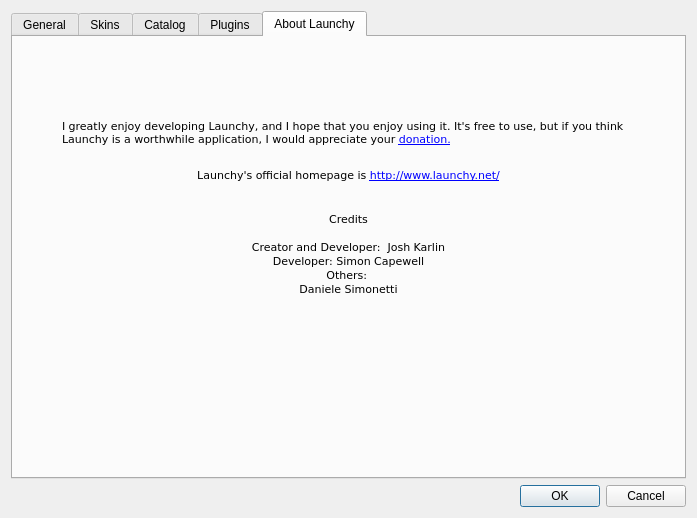
The window that trunk/Launchy_QT/src/options.ui (shirosaki/Launchy) describes before a commit, drawn with Qt 5.
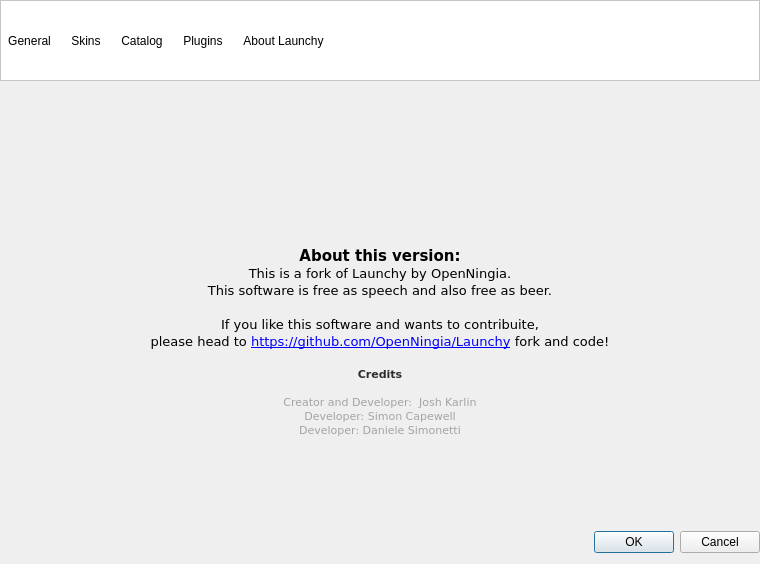
The same window after the commit. The open tabs and pages were chosen to show the change. Icons and pictures are not drawn. Custom widgets are drawn as their Qt base class.

Commit message:
rebranding launchy
also ported to vs2008
included vs2008 redist in setup
italian translation

What changed in the file:
```diff
--- a/trunk/Launchy_QT/src/options.ui
+++ b/trunk/Launchy_QT/src/options.ui
@@ -10,23 +10,222 @@
    <rect>
     <x>0</x>
     <y>0</y>
-    <width>678</width>
-    <height>500</height>
+    <width>760</width>
+    <height>506</height>
    </rect>
   </property>
   <property name="windowTitle">
    <string>Launchy options</string>
   </property>
-  <layout class="QVBoxLayout">
+  <layout class="QVBoxLayout" name="verticalLayout_2">
+   <property name="leftMargin">
+    <number>0</number>
+   </property>
+   <property name="topMargin">
+    <number>0</number>
+   </property>
+   <property name="rightMargin">
+    <number>0</number>
+   </property>
    <item>
-    <widget class="QTabWidget" name="tabWidget">
+    <widget class="QFrame" name="topFrame">
+     <property name="minimumSize">
+      <size>
+       <width>0</width>
+       <height>81</height>
+      </size>
+     </property>
+     <property name="maximumSize">
+      <size>
+       <width>16777215</width>
+       <height>81</height>
+      </size>
+     </property>
+     <property name="autoFillBackground">
+      <bool>false</bool>
+     </property>
+     <property name="styleSheet">
+      <string notr="true">QFrame {
+	background: white;
+}</string>
+     </property>
+     <property name="frameShape">
+      <enum>QFrame::StyledPanel</enum>
+     </property>
+     <property name="frameShadow">
+      <enum>QFrame::Plain</enum>
+     </property>
+     <layout class="QHBoxLayout" name="horizontalLayout_3">
+      <property name="margin">
+       <number>0</number>
+      </property>
+      <item>
+       <widget class="QToolButton" name="btGen">
+        <property name="sizePolicy">
+         <sizepolicy hsizetype="Minimum" vsizetype="Expanding">
+          <horstretch>0</horstretch>
+          <verstretch>0</verstretch>
+         </sizepolicy>
+        </property>
+        <property name="text">
+         <string>General</string>
+        </property>
+        <property name="icon">
+         <iconset resource="launchy.qrc">
+          <normaloff>:/settings/Resources/general.png</normaloff>:/settings/Resources/general.png</iconset>
+        </property>
+        <property name="iconSize">
+         <size>
+          <width>48</width>
+          <height>48</height>
+         </size>
+        </property>
+        <property name="toolButtonStyle">
+         <enum>Qt::ToolButtonTextUnderIcon</enum>
+        </property>
+        <property name="autoRaise">
+         <bool>true</bool>
+        </property>
+       </widget>
+      </item>
+      <item>
+       <widget class="QToolButton" name="btSkins">
+        <property name="sizePolicy">
+         <sizepolicy hsizetype="Minimum" vsizetype="Expanding">
+          <horstretch>0</horstretch>
+          <verstretch>0</verstretch>
+         </sizepolicy>
+        </property>
+        <property name="text">
+         <string>Skins</string>
+        </property>
+        <property name="icon">
+         <iconset resource="launchy.qrc">
+          <normaloff>:/settings/Resources/skins.png</normaloff>:/settings/Resources/skins.png</iconset>
+        </property>
+        <property name="iconSize">
+         <size>
+          <width>48</width>
+          <height>48</height>
+         </size>
+        </property>
+        <property name="toolButtonStyle">
+         <enum>Qt::ToolButtonTextUnderIcon</enum>
+        </property>
+        <property name="autoRaise">
+         <bool>true</bool>
+        </property>
+       </widget>
+      </item>
+      <item>
+       <widget class="QToolButton" name="btCatalog">
+        <property name="sizePolicy">
+         <sizepolicy hsizetype="Minimum" vsizetype="Expanding">
+          <horstretch>0</horstretch>
+          <verstretch>0</verstretch>
+         </sizepolicy>
+        </property>
+        <property name="text">
+         <string>Catalog</string>
+        </property>
+        <property name="icon">
+         <iconset resource="launchy.qrc">
+          <normaloff>:/settings/Resources/catalog.png</normaloff>:/settings/Resources/catalog.png</iconset>
+        </property>
+        <property name="iconSize">
+         <size>
+          <width>48</width>
+          <height>48</height>
+         </size>
+        </property>
+        <property name="toolButtonStyle">
+         <enum>Qt::ToolButtonTextUnderIcon</enum>
+        </property>
+        <property name="autoRaise">
+         <bool>true</bool>
+        </property>
+       </widget>
+      </item>
+      <item>
+       <widget class="QToolButton" name="btPlugins">
+        <property name="sizePolicy">
+         <sizepolicy hsizetype="Minimum" vsizetype="Expanding">
+          <horstretch>0</horstretch>
+          <verstretch>0</verstretch>
+         </sizepolicy>
+        </property>
+        <property name="text">
+         <string>Plugins</string>
+        </property>
+        <property name="icon">
+         <iconset resource="launchy.qrc">
+          <normaloff>:/settings/Resources/plugins2.png</normaloff>:/settings/Resources/plugins2.png</iconset>
+        </property>
+        <property name="iconSize">
+         <size>
+          <width>48</width>
+          <height>48</height>
+         </size>
+        </property>
+        <property name="toolButtonStyle">
+         <enum>Qt::ToolButtonTextUnderIcon</enum>
+        </property>
+        <property name="autoRaise">
+         <bool>true</bool>
+        </property>
+       </widget>
+      </item>
+      <item>
+       <widget class="QToolButton" name="btAbout">
+        <property name="sizePolicy">
+         <sizepolicy hsizetype="Minimum" vsizetype="Expanding">
+          <horstretch>0</horstretch>
+          <verstretch>0</verstretch>
+         </sizepolicy>
+        </property>
+        <property name="text">
+         <string>About Launchy</string>
+        </property>
+        <property name="icon">
+         <iconset resource="launchy.qrc">
+          <normaloff>:/settings/Resources/about.png</normaloff>:/settings/Resources/about.png</iconset>
+        </property>
+        <property name="iconSize">
+         <size>
+          <width>48</width>
+          <height>48</height>
+         </size>
+        </property>
+        <property name="toolButtonStyle">
+         <enum>Qt::ToolButtonTextUnderIcon</enum>
+        </property>
+        <property name="autoRaise">
+         <bool>true</bool>
+        </property>
+       </widget>
+      </item>
+      <item>
+       <spacer name="horizontalSpacer_3">
+        <property name="orientation">
+         <enum>Qt::Horizontal</enum>
+        </property>
+        <property name="sizeHint" stdset="0">
+         <size>
+          <width>420</width>
+          <height>20</height>
+         </size>
+        </property>
+       </spacer>
+      </item>
+     </layout>
+    </widget>
+   </item>
+   <item>
+    <widget class="QStackedWidget" name="tabWidget">
      <property name="currentIndex">
       <number>4</number>
      </property>
-     <widget class="QWidget" name="General">
-      <attribute name="title">
-       <string>General</string>
-      </attribute>
+     <widget class="QWidget" name="stackedWidgetPage1" native="true">
       <layout class="QVBoxLayout">
        <item>
         <layout class="QHBoxLayout">
@@ -603,10 +802,7 @@
        </item>
       </layout>
      </widget>
-     <widget class="QWidget" name="Skins">
-      <attribute name="title">
-       <string>Skins</string>
-      </attribute>
+     <widget class="QWidget" name="stackedWidgetPage2" native="true">
       <layout class="QVBoxLayout">
        <item>
         <layout class="QHBoxLayout">
@@ -710,10 +906,7 @@
        </item>
       </layout>
      </widget>
-     <widget class="QWidget" name="Catalog">
-      <attribute name="title">
-       <string>Catalog</string>
-      </attribute>
+     <widget class="QWidget" name="stackedWidgetPage3" native="true">
       <layout class="QVBoxLayout">
        <item>
         <layout class="QHBoxLayout">
@@ -945,10 +1138,7 @@
        </item>
       </layout>
      </widget>
-     <widget class="QWidget" name="Plugins">
-      <attribute name="title">
-       <string>Plugins</string>
-      </attribute>
+     <widget class="QWidget" name="stackedWidgetPage4" native="true">
       <layout class="QVBoxLayout">
        <item>
         <layout class="QHBoxLayout">
@@ -1002,10 +1192,7 @@
        </item>
       </layout>
      </widget>
-     <widget class="QWidget" name="About">
-      <attribute name="title">
-       <string>About Launchy</string>
-      </attribute>
+     <widget class="QWidget" name="stackedWidgetPage5" native="true">
       <layout class="QVBoxLayout" name="verticalLayout">
        <item>
         <layout class="QGridLayout" name="gridLayout_2" columnstretch="0">
@@ -1020,6 +1207,12 @@
          </property>
          <item row="0" column="0">
           <widget class="QLabel" name="icon">
+           <property name="sizePolicy">
+            <sizepolicy hsizetype="Preferred" vsizetype="Maximum">
+             <horstretch>0</horstretch>
+             <verstretch>0</verstretch>
+            </sizepolicy>
+           </property>
            <property name="frameShadow">
             <enum>QFrame::Plain</enum>
            </property>
@@ -1060,6 +1253,12 @@
          </item>
          <item row="2" column="0">
           <widget class="QLabel" name="aboutText">
+           <property name="sizePolicy">
+            <sizepolicy hsizetype="Preferred" vsizetype="Expanding">
+             <horstretch>0</horstretch>
+             <verstretch>0</verstretch>
+            </sizepolicy>
+           </property>
            <property name="minimumSize">
             <size>
              <width>481</width>
@@ -1075,83 +1274,19 @@
             <string>&lt;!DOCTYPE HTML PUBLIC &quot;-//W3C//DTD HTML 4.0//EN&quot; &quot;http://www.w3.org/TR/REC-html40/strict.dtd&quot;&gt;
 &lt;html&gt;&lt;head&gt;&lt;meta name=&quot;qrichtext&quot; content=&quot;1&quot; /&gt;&lt;style type=&quot;text/css&quot;&gt;
 p, li { white-space: pre-wrap; }
-&lt;/style&gt;&lt;/head&gt;&lt;body style=&quot; font-family:'Verdana'; font-size:8.25pt; font-weight:400; font-style:normal;&quot;&gt;
-&lt;p style=&quot; margin-top:0px; margin-bottom:0px; margin-left:0px; margin-right:0px; -qt-block-indent:0; text-indent:0px;&quot;&gt;&lt;span style=&quot; font-size:8pt;&quot;&gt;I greatly enjoy developing Launchy, and I hope that you enjoy using it. It's free to use, but if you think Launchy is a worthwhile application, I would appreciate your &lt;/span&gt;&lt;a href=&quot;http://www.launchy.net/#donate&quot;&gt;&lt;span style=&quot; font-size:8pt; text-decoration: underline; color:#0000ff;&quot;&gt;donation.&lt;/span&gt;&lt;/a&gt;&lt;/p&gt;&lt;/body&gt;&lt;/html&gt;</string>
-           </property>
-           <property name="wordWrap">
-            <bool>true</bool>
-           </property>
-           <property name="openExternalLinks">
-            <bool>true</bool>
-           </property>
-          </widget>
-         </item>
-         <item row="3" column="0">
-          <widget class="QLabel" name="about_homepage">
-           <property name="minimumSize">
-            <size>
-             <width>321</width>
-             <height>0</height>
-            </size>
-           </property>
-           <property name="font">
-            <font>
-             <family>Verdana</family>
-            </font>
-           </property>
-           <property name="text">
-            <string>&lt;html&gt;&lt;head&gt;&lt;meta name=&quot;qrichtext&quot; content=&quot;1&quot; /&gt;&lt;style type=&quot;text/css&quot;&gt;
-p, li { white-space: pre-wrap; }
-&lt;/style&gt;&lt;/head&gt;&lt;body style=&quot; font-family:'Verdana'; font-size:8.25pt; font-weight:400; font-style:normal;&quot;&gt;
-&lt;p style=&quot; margin-top:0px; margin-bottom:0px; margin-left:0px; margin-right:0px; -qt-block-indent:0; text-indent:0px; font-size:8pt;&quot;&gt;Launchy's official homepage is &lt;a href=&quot;http://www.launchy.net/&quot;&gt;&lt;span style=&quot; text-decoration: underline; color:#0000ff;&quot;&gt;http://www.launchy.net/&lt;/span&gt;&lt;/a&gt;&lt;/p&gt;&lt;/body&gt;&lt;/html&gt;</string>
-           </property>
-           <property name="textFormat">
-            <enum>Qt::RichText</enum>
-           </property>
-           <property name="alignment">
-            <set>Qt::AlignCenter</set>
-           </property>
-           <property name="wordWrap">
-            <bool>true</bool>
-           </property>
-           <property name="openExternalLinks">
-            <bool>true</bool>
-           </property>
-          </widget>
-         </item>
-         <item row="4" column="0">
-          <widget class="QLabel" name="aboutText_2">
-           <property name="sizePolicy">
-            <sizepolicy hsizetype="Preferred" vsizetype="Preferred">
-             <horstretch>0</horstretch>
-             <verstretch>0</verstretch>
-            </sizepolicy>
-           </property>
-           <property name="minimumSize">
-            <size>
-             <width>250</width>
-             <height>100</height>
-            </size>
-           </property>
-           <property name="font">
-            <font>
-             <family>Verdana</family>
-            </font>
-           </property>
-           <property name="text">
-            <string>&lt;!DOCTYPE HTML PUBLIC &quot;-//W3C//DTD HTML 4.0//EN&quot; &quot;http://www.w3.org/TR/REC-html40/strict.dtd&quot;&gt;
-&lt;html&gt;&lt;head&gt;&lt;meta name=&quot;qrichtext&quot; content=&quot;1&quot; /&gt;&lt;style type=&quot;text/css&quot;&gt;
-p, li { white-space: pre-wrap; }
 &lt;/style&gt;&lt;/head&gt;&lt;body style=&quot; font-family:'MS Shell Dlg 2'; font-size:8.25pt; font-weight:400; font-style:normal;&quot;&gt;
-&lt;p align=&quot;center&quot; style=&quot; margin-top:0px; margin-bottom:0px; margin-left:0px; margin-right:0px; -qt-block-indent:0; text-indent:0px;&quot;&gt;&lt;span style=&quot; font-family:'Verdana'; font-size:8pt;&quot;&gt;Credits&lt;/span&gt;&lt;/p&gt;
-&lt;p align=&quot;center&quot; style=&quot;-qt-paragraph-type:empty; margin-top:0px; margin-bottom:0px; margin-left:0px; margin-right:0px; -qt-block-indent:0; text-indent:0px; font-family:'Verdana'; font-size:8pt;&quot;&gt;&lt;/p&gt;
-&lt;p style=&quot; margin-top:0px; margin-bottom:0px; margin-left:0px; margin-right:0px; -qt-block-indent:0; text-indent:0px;&quot;&gt;&lt;span style=&quot; font-family:'Verdana'; font-size:8pt;&quot;&gt;Creator and Developer:  Josh Karlin&lt;/span&gt;&lt;/p&gt;
-&lt;p style=&quot; margin-top:0px; margin-bottom:0px; margin-left:0px; margin-right:0px; -qt-block-indent:0; text-indent:0px;&quot;&gt;&lt;span style=&quot; font-family:'Verdana'; font-size:8pt;&quot;&gt;Developer: Simon Capewell&lt;/span&gt;&lt;/p&gt;
-&lt;p style=&quot; margin-top:0px; margin-bottom:0px; margin-left:0px; margin-right:0px; -qt-block-indent:0; text-indent:0px;&quot;&gt;&lt;span style=&quot; font-family:'Verdana'; font-size:8pt;&quot;&gt;Others: &lt;/span&gt;&lt;/p&gt;
-&lt;p style=&quot; margin-top:0px; margin-bottom:0px; margin-left:0px; margin-right:0px; -qt-block-indent:0; text-indent:0px;&quot;&gt;&lt;span style=&quot; font-family:'Verdana'; font-size:8pt;&quot;&gt;Daniele Simonetti&lt;/span&gt;&lt;/p&gt;&lt;/body&gt;&lt;/html&gt;</string>
-           </property>
-           <property name="alignment">
-            <set>Qt::AlignCenter</set>
+&lt;p align=&quot;center&quot; style=&quot; margin-top:0px; margin-bottom:0px; margin-left:0px; margin-right:0px; -qt-block-indent:0; text-indent:0px;&quot;&gt;&lt;span style=&quot; font-size:11pt; font-weight:600;&quot;&gt;About this version:&lt;/span&gt;&lt;/p&gt;
+&lt;p align=&quot;center&quot; style=&quot; margin-top:0px; margin-bottom:0px; margin-left:0px; margin-right:0px; -qt-block-indent:0; text-indent:0px;&quot;&gt;&lt;span style=&quot; font-size:10pt;&quot;&gt;This is a fork of Launchy by OpenNingia.&lt;/span&gt;&lt;/p&gt;
+&lt;p align=&quot;center&quot; style=&quot; margin-top:0px; margin-bottom:0px; margin-left:0px; margin-right:0px; -qt-block-indent:0; text-indent:0px;&quot;&gt;&lt;span style=&quot; font-size:10pt;&quot;&gt;This software is free as speech and also free as beer.&lt;/span&gt;&lt;/p&gt;
+&lt;p align=&quot;center&quot; style=&quot;-qt-paragraph-type:empty; margin-top:0px; margin-bottom:0px; margin-left:0px; margin-right:0px; -qt-block-indent:0; text-indent:0px; font-size:10pt;&quot;&gt;&lt;/p&gt;
+&lt;p align=&quot;center&quot; style=&quot; margin-top:0px; margin-bottom:0px; margin-left:0px; margin-right:0px; -qt-block-indent:0; text-indent:0px;&quot;&gt;&lt;span style=&quot; font-size:10pt;&quot;&gt;If you like this software and wants to contribuite,&lt;/span&gt;&lt;/p&gt;
+&lt;p align=&quot;center&quot; style=&quot; margin-top:0px; margin-bottom:0px; margin-left:0px; margin-right:0px; -qt-block-indent:0; text-indent:0px;&quot;&gt;&lt;span style=&quot; font-size:10pt;&quot;&gt;please head to &lt;/span&gt;&lt;a href=&quot;https://github.com/OpenNingia/Launchy&quot;&gt;&lt;span style=&quot; font-size:10pt; text-decoration: underline; color:#0000ff;&quot;&gt;https://github.com/OpenNingia/Launchy&lt;/span&gt;&lt;/a&gt;&lt;span style=&quot; font-size:10pt;&quot;&gt; fork and code!&lt;/span&gt;&lt;/p&gt;
+&lt;p align=&quot;center&quot; style=&quot;-qt-paragraph-type:empty; margin-top:0px; margin-bottom:0px; margin-left:0px; margin-right:0px; -qt-block-indent:0; text-indent:0px; font-size:10pt;&quot;&gt;&lt;/p&gt;
+&lt;p align=&quot;center&quot; style=&quot; margin-top:0px; margin-bottom:0px; margin-left:0px; margin-right:0px; -qt-block-indent:0; text-indent:0px;&quot;&gt;&lt;span style=&quot; font-family:'Verdana'; font-size:8pt; font-weight:600; color:#2d2d2d;&quot;&gt;Credits&lt;/span&gt;&lt;/p&gt;
+&lt;p align=&quot;center&quot; style=&quot;-qt-paragraph-type:empty; margin-top:0px; margin-bottom:0px; margin-left:0px; margin-right:0px; -qt-block-indent:0; text-indent:0px; font-family:'Verdana'; font-size:8pt; color:#a3a3a3;&quot;&gt;&lt;/p&gt;
+&lt;p align=&quot;center&quot; style=&quot; margin-top:0px; margin-bottom:0px; margin-left:0px; margin-right:0px; -qt-block-indent:0; text-indent:0px;&quot;&gt;&lt;span style=&quot; font-family:'Verdana'; font-size:8pt; color:#a3a3a3;&quot;&gt;Creator and Developer:  Josh Karlin&lt;/span&gt;&lt;/p&gt;
+&lt;p align=&quot;center&quot; style=&quot; margin-top:0px; margin-bottom:0px; margin-left:0px; margin-right:0px; -qt-block-indent:0; text-indent:0px;&quot;&gt;&lt;span style=&quot; font-family:'Verdana'; font-size:8pt; color:#a3a3a3;&quot;&gt;Developer: Simon Capewell&lt;/span&gt;&lt;/p&gt;
+&lt;p align=&quot;center&quot; style=&quot; margin-top:0px; margin-bottom:0px; margin-left:0px; margin-right:0px; -qt-block-indent:0; text-indent:0px;&quot;&gt;&lt;span style=&quot; font-family:'Verdana'; font-size:8pt; color:#a3a3a3;&quot;&gt;Developer: Daniele Simonetti&lt;/span&gt;&lt;/p&gt;&lt;/body&gt;&lt;/html&gt;</string>
            </property>
            <property name="wordWrap">
             <bool>true</bool>
@@ -1161,22 +1296,6 @@
            </property>
           </widget>
          </item>
-         <item row="5" column="0">
-          <spacer name="verticalSpacer">
-           <property name="orientation">
-            <enum>Qt::Vertical</enum>
-           </property>
-           <property name="sizeType">
-            <enum>QSizePolicy::Expanding</enum>
-           </property>
-           <property name="sizeHint" stdset="0">
-            <size>
-             <width>20</width>
-             <height>20</height>
-            </size>
-           </property>
-          </spacer>
-         </item>
         </layout>
        </item>
       </layout>
```
Left out of the diff: 46 changed lines with no effect on the pictures. The commit also changes 42 other files.
